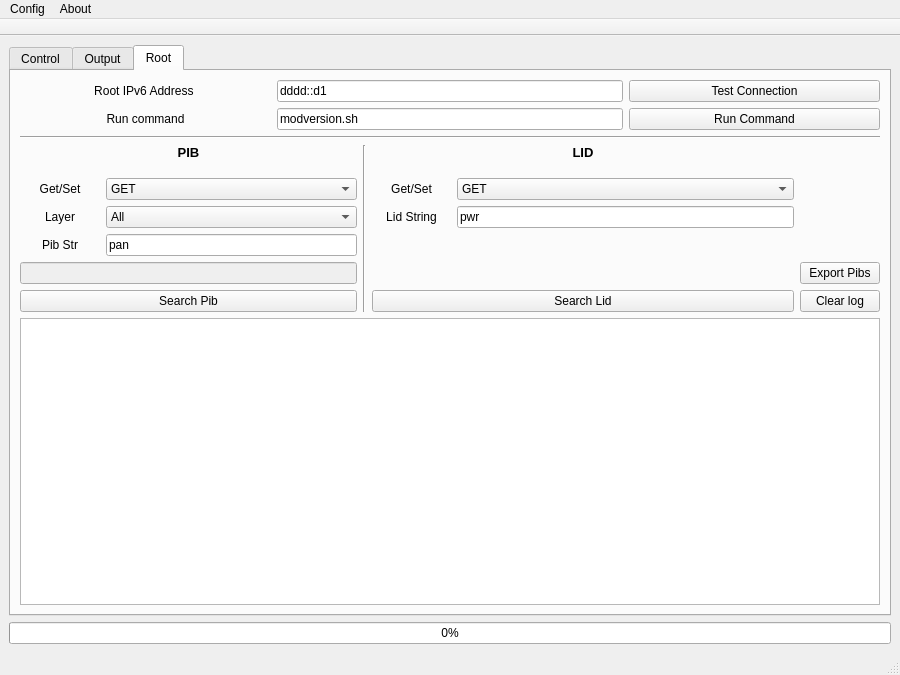
nyxonman/riva_PTA, file main.ui: the form before one commit.
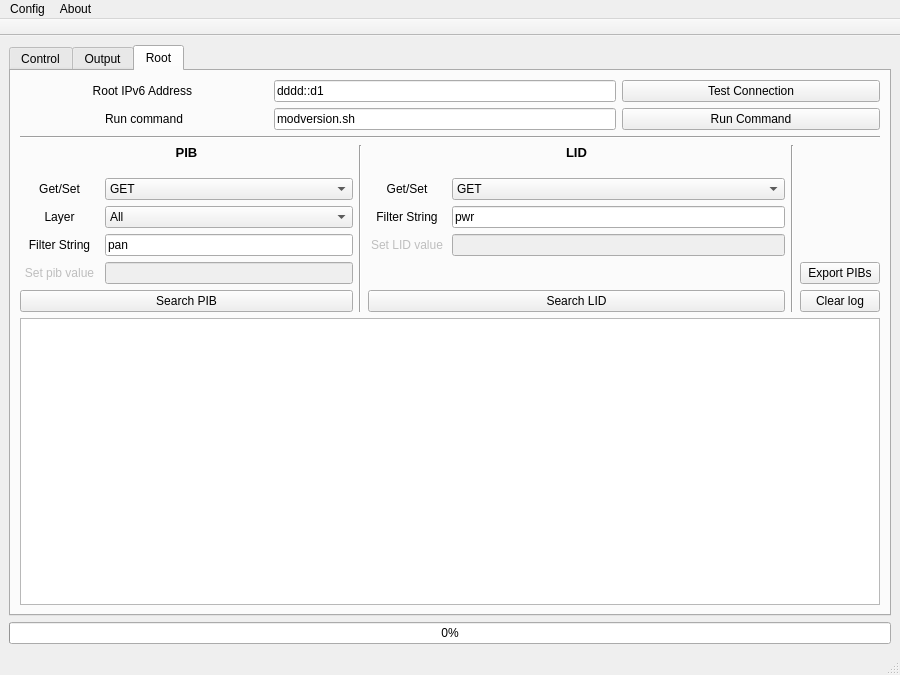
The form after the commit.

Commit message: re-designed root tab

What changed in the file:
```diff
--- a/main.ui
+++ b/main.ui
@@ -1066,18 +1066,72 @@
          </layout>
         </item>
         <item row="2" column="0">
-         <layout class="QGridLayout" name="gridLayout_7" rowstretch="0,0,0,0,0,0,0,0,0,0,0,0" columnstretch="0,0,0,0,0,0,0,0,0,0,0">
-          <item row="3" column="0" colspan="11">
+         <layout class="QGridLayout" name="gridLayout_7" rowstretch="0,0,0,0,0,0,0,0,0,0,0,0" columnstretch="0,0,0,0,0,0,0,0,0,0,0,0">
+          <item row="3" column="0" colspan="12">
            <widget class="Line" name="line_3">
             <property name="orientation">
              <enum>Qt::Horizontal</enum>
             </property>
            </widget>
           </item>
+          <item row="0" column="3" colspan="5">
+           <widget class="QLineEdit" name="rootAddrVal">
+            <property name="sizePolicy">
+             <sizepolicy hsizetype="Expanding" vsizetype="Fixed">
+              <horstretch>0</horstretch>
+              <verstretch>0</verstretch>
+             </sizepolicy>
+            </property>
+            <property name="text">
+             <string>dddd::d1</string>
+            </property>
+           </widget>
+          </item>
+          <item row="1" column="3" colspan="5">
+           <widget class="QLineEdit" name="runCmdVal">
+            <property name="text">
+             <string>modversion.sh</string>
+            </property>
+           </widget>
+          </item>
           <item row="11" column="5" colspan="5">
            <widget class="QPushButton" name="lidSearchBtn">
             <property name="text">
-             <string>Search Lid</string>
+             <string>Search LID</string>
+            </property>
+           </widget>
+          </item>
+          <item row="0" column="8" colspan="4">
+           <widget class="QPushButton" name="testConnectionBtn">
+            <property name="text">
+             <string>Test Connection</string>
+            </property>
+           </widget>
+          </item>
+          <item row="1" column="8" colspan="4">
+           <widget class="QPushButton" name="runCmdBtn">
+            <property name="text">
+             <string>Run Command</string>
+            </property>
+           </widget>
+          </item>
+          <item row="0" column="0" colspan="3">
+           <widget class="QLabel" name="rootAddrLab">
+            <property name="text">
+             <string>Root IPv6 Address </string>
+            </property>
+            <property name="alignment">
+             <set>Qt::AlignCenter</set>
+            </property>
+           </widget>
+          </item>
+          <item row="1" column="0" colspan="3">
+           <widget class="QLabel" name="runCmdLab">
+            <property name="text">
+             <string>Run command</string>
+            </property>
+            <property name="alignment">
+             <set>Qt::AlignCenter</set>
             </property>
            </widget>
           </item>
@@ -1108,14 +1162,7 @@
           <item row="11" column="0" colspan="4">
            <widget class="QPushButton" name="pibSearchBtn">
             <property name="text">
-             <string>Search Pib</string>
-            </property>
-           </widget>
-          </item>
-          <item row="10" column="0" colspan="4">
-           <widget class="QLineEdit" name="pibSetVal">
-            <property name="enabled">
-             <bool>false</bool>
+             <string>Search PIB</string>
             </property>
            </widget>
           </item>
@@ -1126,10 +1173,24 @@
             </property>
            </widget>
           </item>
+          <item row="7" column="6" colspan="4">
+           <widget class="QComboBox" name="LidGetSetCombo">
+            <item>
+             <property name="text">
+              <string>GET</string>
+             </property>
+            </item>
+            <item>
+             <property name="text">
+              <string>SET</string>
+             </property>
+            </item>
+           </widget>
+          </item>
           <item row="8" column="5">
            <widget class="QLabel" name="label_11">
             <property name="text">
-             <string>Lid String</string>
+             <string>Filter String</string>
             </property>
             <property name="alignment">
              <set>Qt::AlignCenter</set>
@@ -1143,17 +1204,17 @@
             </property>
            </widget>
           </item>
-          <item row="10" column="10">
+          <item row="10" column="11">
            <widget class="QPushButton" name="rootExportPib">
             <property name="text">
-             <string>Export Pibs</string>
+             <string>Export PIBs</string>
             </property>
            </widget>
           </item>
           <item row="9" column="0">
            <widget class="QLabel" name="label_8">
             <property name="text">
-             <string>Pib Str</string>
+             <string>Filter String</string>
             </property>
             <property name="alignment">
              <set>Qt::AlignCenter</set>
@@ -1184,7 +1245,7 @@
             </property>
            </widget>
           </item>
-          <item row="11" column="10">
+          <item row="11" column="11">
            <widget class="QPushButton" name="rootClearBtn">
             <property name="text">
              <string>Clear log</string>
@@ -1232,16 +1293,6 @@
             </property>
            </widget>
           </item>
-          <item row="7" column="0">
-           <widget class="QLabel" name="label_26">
-            <property name="text">
-             <string>Get/Set</string>
-            </property>
-            <property name="alignment">
-             <set>Qt::AlignCenter</set>
-            </property>
-           </widget>
-          </item>
           <item row="7" column="5">
            <widget class="QLabel" name="label_27">
             <property name="text">
@@ -1252,71 +1303,60 @@
             </property>
            </widget>
           </item>
-          <item row="7" column="6" colspan="4">
-           <widget class="QComboBox" name="LidGetSetCombo">
-            <item>
-             <property name="text">
-              <string>GET</string>
-             </property>
-            </item>
-            <item>
-             <property name="text">
-              <string>SET</string>
-             </property>
-            </item>
+          <item row="7" column="0">
+           <widget class="QLabel" name="label_26">
+            <property name="text">
+             <string>Get/Set</string>
+            </property>
+            <property name="alignment">
+             <set>Qt::AlignCenter</set>
+            </property>
            </widget>
           </item>
-          <item row="0" column="8" colspan="3">
-           <widget class="QPushButton" name="testConnectionBtn">
-            <property name="text">
-             <string>Test Connection</string>
+          <item row="4" column="10" rowspan="8">
+           <widget class="Line" name="line_5">
+            <property name="orientation">
+             <enum>Qt::Vertical</enum>
             </property>
            </widget>
           </item>
-          <item row="1" column="8" colspan="3">
-           <widget class="QPushButton" name="runCmdBtn">
-            <property name="text">
-             <string>Run Command</string>
+          <item row="10" column="1" colspan="3">
+           <widget class="QLineEdit" name="pibSetVal">
+            <property name="enabled">
+             <bool>false</bool>
             </property>
            </widget>
           </item>
-          <item row="0" column="0" colspan="3">
-           <widget class="QLabel" name="rootAddrLab">
+          <item row="10" column="0">
+           <widget class="QLabel" name="label_12">
+            <property name="enabled">
+             <bool>false</bool>
+            </property>
             <property name="text">
-             <string>Root IPv6 Address </string>
+             <string>Set pib value</string>
             </property>
             <property name="alignment">
              <set>Qt::AlignCenter</set>
             </property>
            </widget>
           </item>
-          <item row="1" column="0" colspan="3">
-           <widget class="QLabel" name="runCmdLab">
+          <item row="9" column="5">
+           <widget class="QLabel" name="label_14">
+            <property name="enabled">
+             <bool>false</bool>
+            </property>
             <property name="text">
-             <string>Run command</string>
+             <string>Set LID value</string>
             </property>
             <property name="alignment">
              <set>Qt::AlignCenter</set>
             </property>
            </widget>
           </item>
-          <item row="0" column="3" colspan="5">
-           <widget class="QLineEdit" name="rootAddrVal">
-            <property name="sizePolicy">
-             <sizepolicy hsizetype="Expanding" vsizetype="Fixed">
-              <horstretch>0</horstretch>
-              <verstretch>0</verstretch>
-             </sizepolicy>
-            </property>
-            <property name="text">
-             <string>dddd::d1</string>
-            </property>
-           </widget>
-          </item>
-          <item row="1" column="3" colspan="5">
-           <widget class="QLineEdit" name="runCmdVal">
-            <property name="text">
-             <string>modversion.sh</string>
+          <item row="9" column="6" colspan="4">
+           <widget class="QLineEdit" name="pibSetVal_2">
+            <property name="enabled">
+             <bool>false</bool>
             </property>
            </widget>
           </item>
```
